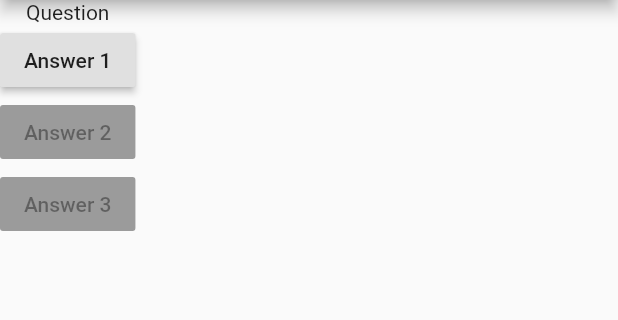
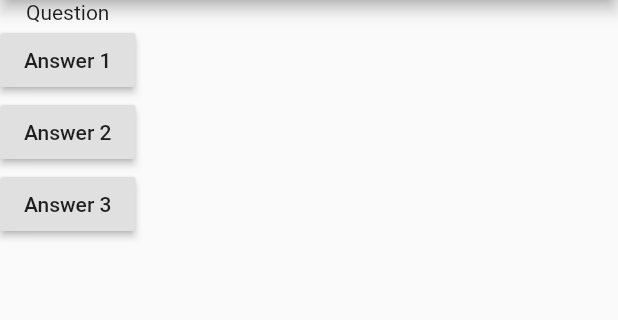
Before and after one commit to bradshaw10/testingflutterapp, a Flutter app: the screen it shows after launch, on a phone screen of 412 x 824 dp, the part 84-404 px from its top. Run offline on Flutter 3.47's test engine with Material 2 defaults, Android fonts, the phone set to English and light mode, and no system bars.

Commit message:
Update main.dart

```diff
--- a/lib/main.dart
+++ b/lib/main.dart
@@ -22,8 +22,8 @@ class MyApp extends StatelessWidget {
           children: [
             Text('Question'),
             RaisedButton(child: Text('Answer 1'), onPressed: answerQuestion),
-            RaisedButton(child: Text('Answer 2'), onPressed: null),
-            RaisedButton(child: Text('Answer 3'), onPressed: null),
+            RaisedButton(child: Text('Answer 2'), onPressed: answerQuestion),
+            RaisedButton(child: Text('Answer 3'), onPressed: answerQuestion),
           ],
         ),
       ),
```
